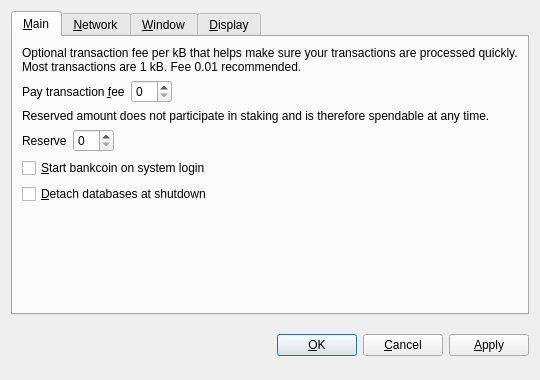
bankcoin18/bankcoin, file src/qt/forms/optionsdialog.ui: the form before one commit.
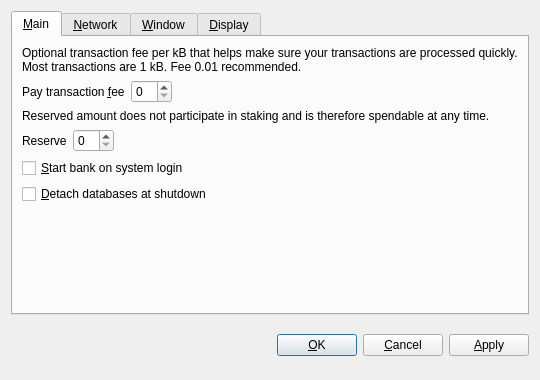
The form after the commit. Custom widgets are drawn as their Qt base class.

Diff of the .ui file:
```diff
--- a/src/qt/forms/optionsdialog.ui
+++ b/src/qt/forms/optionsdialog.ui
@@ -128,7 +128,7 @@
           <string>Automatically start bankcoin after logging in to the system.</string>
          </property>
          <property name="text">
-          <string>&amp;Start bankcoin on system login</string>
+          <string>&amp;Start bank on system login</string>
          </property>
         </widget>
        </item>
```
Left out of the diff: 10 changed lines with no effect on the pictures.
